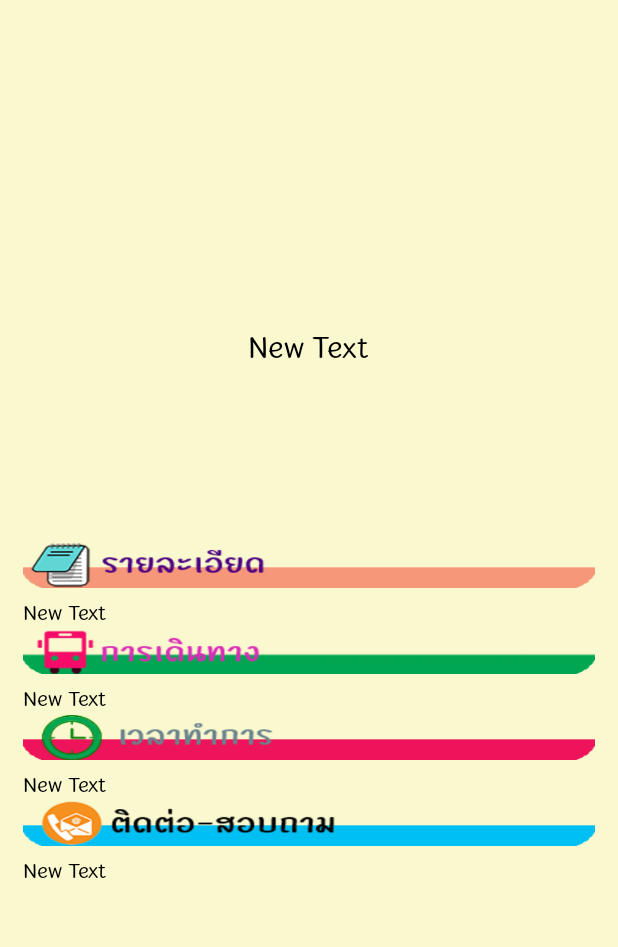
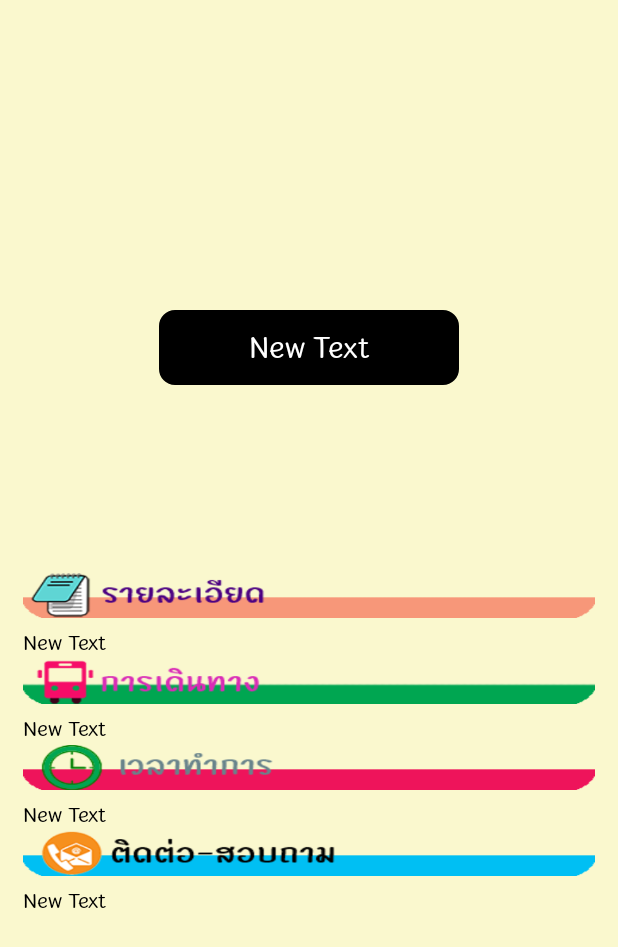
Before and after one commit to loosamza/KhonTravel, an Android app: the layout des_layout.xml on its own in the app's theme, with its tools: preview values and no code run, on a phone screen of 412 x 824 dp. Shown: the top 947 px of the screen. Run offline under Robolectric (Android 15) with nearby library versions, the light colour scheme and no system bars.

Commit message:
ตกแต่ง UI(3)

```diff
--- a/app/src/main/res/layout/des_layout.xml
+++ b/app/src/main/res/layout/des_layout.xml
@@ -15,16 +15,21 @@
             android:layout_width="wrap_content"
             android:layout_height="wrap_content"
             android:gravity="center"
-            android:orientation="vertical">
+            android:orientation="vertical"
+            android:paddingTop="10dp">
 
             <TextView
                 android:id="@+id/txtPlaceName"
-                android:layout_width="wrap_content"
+                android:layout_width="200dp"
                 android:layout_height="wrap_content"
                 android:text="New Text"
                 android:typeface="serif"
                 android:textSize="20dp"
-                android:textColor="#000000" />
+                android:textColor="#FFFFFF"
+                android:background="@drawable/rounded_corner"
+                android:padding="10dp"
+                android:layout_marginBottom="10dp"
+                android:textAlignment="center" />
 
             <ImageView
                 android:id="@+id/img"
--- a/app/src/main/res/layout/listview_select.xml
+++ b/app/src/main/res/layout/listview_select.xml
@@ -92,7 +92,7 @@
                     android:layout_gravity="center"
                     android:layout_marginBottom="5dp"
 
-                    app:rcBackgroundPadding="5dp"
+                    app:rcBackgroundPadding="3dp"
 
 
 
@@ -106,6 +106,7 @@
                     android:layout_marginRight="5dp"
                     android:layout_marginLeft="5dp"
                     android:layout_marginBottom="3dp"
+                    app:rcBackgroundPadding="3dp"
                     android:background="@drawable/rounded_corner">
 
                     <ImageView
```
Also changed, not shown: app/src/main/res/layout/activity_login.xml (+34 -36 lines), app/src/main/res/drawable/title_login.png (added).
